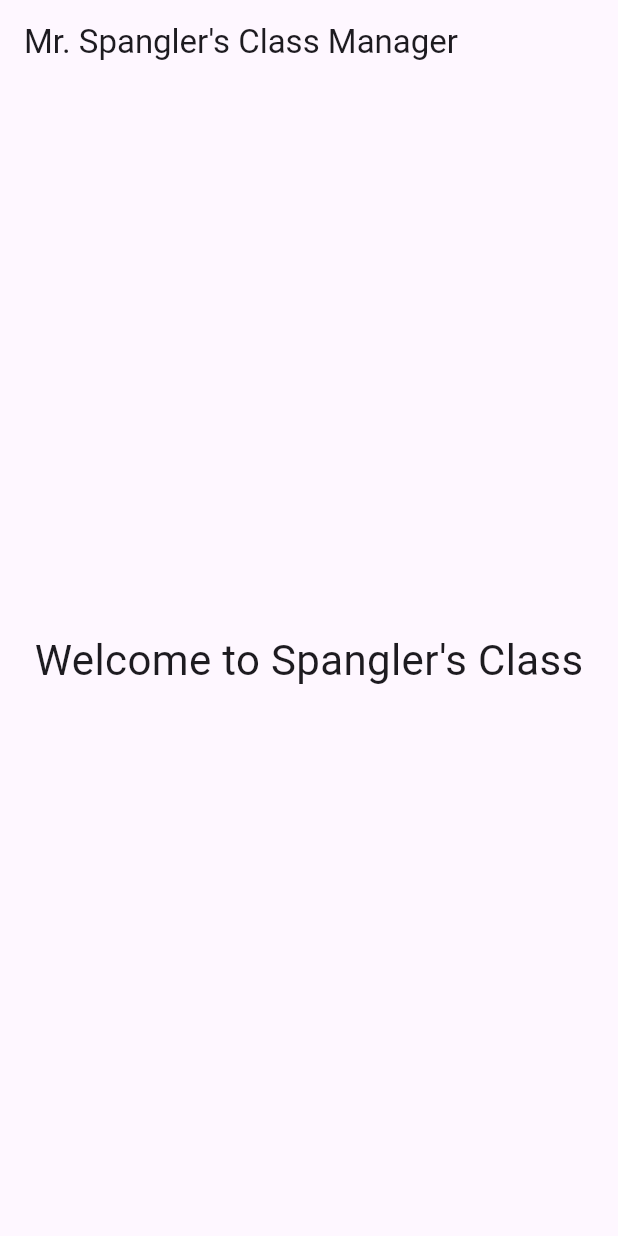
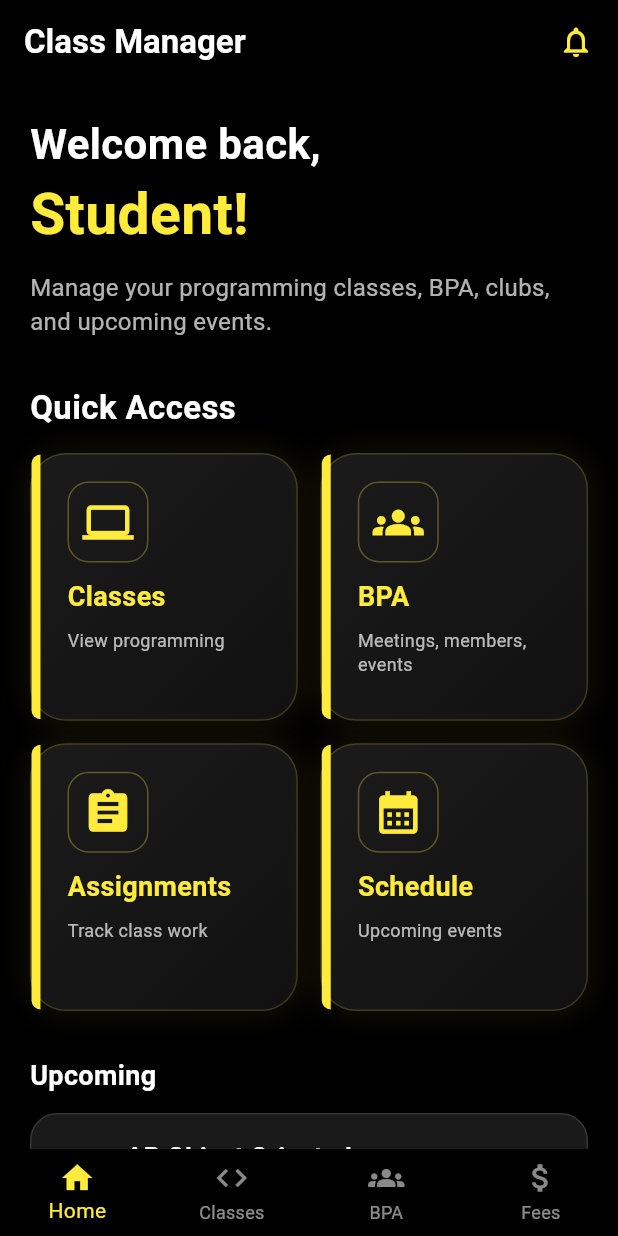
Before and after one commit to XanderF1034/Spangler-Class-Manager, a Flutter app: the screen it shows after launch, on a phone screen of 412 x 824 dp. Run offline on Flutter 3.47's test engine with Material 3 defaults, Android fonts, the phone set to English and light mode, and no system bars.

Commit message:
Updated homepage and classes page

```diff
--- a/lib/main.dart
+++ b/lib/main.dart
@@ -1,5 +1,5 @@
 import 'package:flutter/material.dart';
-import 'pages/home_page.dart';
+import 'pages/student_home_page.dart';
 
 void main() {
   runApp(const MyApp());
@@ -12,8 +12,7 @@
   Widget build(BuildContext context) {
     return MaterialApp(
       debugShowCheckedModeBanner: false,
-
-      home: const HomePage(),
+      home: const StudentHomePage(),
     );
   }
 }
--- a/lib/pages/home_page.dart
+++ /dev/null
@@ -1,23 +0,0 @@
-import 'package:flutter/material.dart';
-
-class HomePage extends StatelessWidget {
-  const HomePage({super.key});
-
-  @override
-  Widget build(BuildContext context) {
-    return Scaffold(
-      appBar: AppBar(
-        title: const Text("Mr. Spangler's Class Manager"),
-      ),
-
-      body: const Center(
-        child: Text(
-          "Welcome to Spangler's Class",
-          style: TextStyle(
-            fontSize: 28,
-          ),
-        ),
-      ),
-    );
-  }
-}
--- /dev/null
+++ b/lib/pages/student_home_page.dart
@@ -0,0 +1,306 @@
+import 'package:flutter/material.dart';
+import 'package:spangler_class_practice/widgets/home_card.dart';
+import 'bpa_page.dart';
+import 'classes_page.dart';
+
+class StudentHomePage extends StatelessWidget {
+  const StudentHomePage({super.key});
+
+  @override
+  Widget build(BuildContext context) {
+    return Scaffold(
+      backgroundColor: Colors.black,
+
+      appBar: AppBar(
+        backgroundColor: Colors.black,
+        foregroundColor: Colors.yellow,
+        title: const Text(
+          "Class Manager",
+          style: TextStyle(color: Colors.white, fontWeight: FontWeight.bold),
+        ),
+        actions: const [Icon(Icons.notifications_none), SizedBox(width: 16)],
+      ),
+
+      body: SingleChildScrollView(
+        padding: const EdgeInsets.all(20),
+        child: Column(
+          crossAxisAlignment: CrossAxisAlignment.start,
+          children: const [
+            Text(
+              "Welcome back,",
+              style: TextStyle(
+                color: Colors.white,
+                fontSize: 28,
+                fontWeight: FontWeight.bold,
+              ),
+            ),
+
+            Text(
+              "Student!",
+              style: TextStyle(
+                color: Colors.yellow,
+                fontSize: 38,
+                fontWeight: FontWeight.bold,
+              ),
+            ),
+
+            SizedBox(height: 10),
+
+            Text(
+              "Manage your programming classes, BPA, clubs, and upcoming events.",
+              style: TextStyle(color: Colors.white70, fontSize: 16),
+            ),
+
+            SizedBox(height: 30),
+
+            Text(
+              "Quick Access",
+              style: TextStyle(
+                color: Colors.white,
+                fontSize: 22,
+                fontWeight: FontWeight.bold,
+              ),
+            ),
+
+            SizedBox(height: 15),
+
+            GridCards(),
+
+            SizedBox(height: 30),
+
+            SectionTitle(title: "Upcoming"),
+
+            SizedBox(height: 12),
+
+            EventCard(
+              title: "AP Object Oriented Programming",
+              time: "Today • 9:30 AM",
+              tag: "Class",
+              icon: Icons.code,
+            ),
+
+            EventCard(
+              title: "BPA Officer Meeting",
+              time: "Tomorrow • 3:15 PM",
+              tag: "BPA",
+              icon: Icons.groups,
+            ),
+
+            SizedBox(height: 25),
+
+            SectionTitle(title: "Announcements"),
+
+            SizedBox(height: 12),
+
+            AnnouncementCard(),
+          ],
+        ),
+      ),
+
+      bottomNavigationBar: BottomNavigationBar(
+        backgroundColor: Colors.black,
+        selectedItemColor: Colors.yellow,
+        unselectedItemColor: Colors.white54,
+        type: BottomNavigationBarType.fixed,
+        items: const [
+          BottomNavigationBarItem(icon: Icon(Icons.home), label: "Home"),
+          BottomNavigationBarItem(icon: Icon(Icons.code), label: "Classes"),
+          BottomNavigationBarItem(icon: Icon(Icons.groups), label: "BPA"),
+          BottomNavigationBarItem(
+            icon: Icon(Icons.attach_money),
+            label: "Fees",
+          ),
+        ],
+      ),
+    );
+  }
+}
+
+class GridCards extends StatelessWidget {
+  const GridCards({super.key});
+
+  @override
+  Widget build(BuildContext context) {
+    return GridView.count(
+      crossAxisCount: 2,
+      shrinkWrap: true,
+      physics: const NeverScrollableScrollPhysics(),
+      crossAxisSpacing: 15,
+      mainAxisSpacing: 15,
+      childAspectRatio: 1.0,
+      children: [
+        HomeCard(
+          title: "Classes",
+          subtitle: "View programming",
+          icon: Icons.computer,
+          onTap: () {
+            Navigator.push(
+              context,
+              MaterialPageRoute(builder: (context) => const ClassesPage()),
+            );
+          },
+        ),
+        HomeCard(
+          title: "BPA",
+          subtitle: "Meetings, members, events",
+          icon: Icons.groups,
+          onTap: () {
+            Navigator.push(
+              context,
+              MaterialPageRoute(builder: (context) => const BPAPage()),
+            );
+          },
+        ),
+        HomeCard(
+          title: "Assignments",
+          subtitle: "Track class work",
+          icon: Icons.assignment,
+          onTap: () {},
+        ),
+        HomeCard(
+          title: "Schedule",
+          subtitle: "Upcoming events",
+          icon: Icons.calendar_month,
+          onTap: () {},
+        ),
+      ],
+    );
+  }
+}
+
+class SectionTitle extends StatelessWidget {
+  final String title;
+
+  const SectionTitle({super.key, required this.title});
+
+  @override
+  Widget build(BuildContext context) {
+    return Text(
+      title,
+      style: const TextStyle(
+        color: Colors.white,
+        fontSize: 18,
+        fontWeight: FontWeight.bold,
+      ),
+    );
+  }
+}
+
+class EventCard extends StatelessWidget {
+  final String title;
+  final String time;
+  final String tag;
+  final IconData icon;
+
+  const EventCard({
+    super.key,
+    required this.title,
+    required this.time,
+    required this.tag,
+    required this.icon,
+  });
+
+  @override
+  Widget build(BuildContext context) {
+    return Container(
+      margin: const EdgeInsets.only(bottom: 12),
+      padding: const EdgeInsets.all(16),
+      decoration: BoxDecoration(
+        color: const Color(0xFF1A1A1A),
+        borderRadius: BorderRadius.circular(18),
+        border: Border.all(color: Colors.white12),
+      ),
+      child: Row(
+        children: [
+          Icon(icon, color: Colors.yellow, size: 32),
+
+          const SizedBox(width: 15),
+
+          Expanded(
+            child: Column(
+              crossAxisAlignment: CrossAxisAlignment.start,
+              children: [
+                Text(
+                  title,
+                  style: const TextStyle(
+                    color: Colors.white,
+                    fontSize: 17,
+                    fontWeight: FontWeight.bold,
+                  ),
+                ),
+
+                const SizedBox(height: 5),
+
+                Text(
+                  time,
+                  style: const TextStyle(color: Colors.white60, fontSize: 12),
+                ),
+              ],
+            ),
+          ),
+
+          Container(
+            padding: const EdgeInsets.symmetric(horizontal: 12, vertical: 6),
+            decoration: BoxDecoration(
+              border: Border.all(color: Colors.yellow),
+              borderRadius: BorderRadius.circular(20),
+            ),
+            child: Text(
+              tag,
+              style: const TextStyle(
+                color: Colors.yellow,
+                fontWeight: FontWeight.bold,
+              ),
+            ),
+          ),
+        ],
+      ),
+    );
+  }
+}
+
+class AnnouncementCard extends StatelessWidget {
+  const AnnouncementCard({super.key});
+
+  @override
+  Widget build(BuildContext context) {
+    return Container(
+      padding: const EdgeInsets.all(18),
+      decoration: BoxDecoration(
+        color: const Color(0xFF1A1A1A),
+        borderRadius: BorderRadius.circular(18),
+        border: Border.all(color: Colors.white12),
+      ),
+      child: const Row(
+        children: [
+          Icon(Icons.campaign, color: Colors.yellow, size: 34),
+
+          SizedBox(width: 15),
+
+          Expanded(
+            child: Column(
+              crossAxisAlignment: CrossAxisAlignment.start,
+              children: [
+                Text(
+                  "BPA Registration Open!",
+                  style: TextStyle(
+                    color: Colors.yellow,
+                    fontSize: 17,
+                    fontWeight: FontWeight.bold,
+                  ),
+                ),
+
+                SizedBox(height: 5),
+
+                Text(
+                  "Register by Friday to participate in upcoming BPA events.",
+                  style: TextStyle(color: Colors.white70, fontSize: 14),
+                ),
+              ],
+            ),
+          ),
+        ],
+      ),
+    );
+  }
+}
--- /dev/null
+++ b/lib/widgets/home_card.dart
@@ -0,0 +1,104 @@
+import 'package:flutter/material.dart';
+
+class HomeCard extends StatelessWidget {
+  final String title;
+  final String subtitle;
+  final IconData icon;
+  final VoidCallback onTap;
+
+  const HomeCard({
+    super.key,
+    required this.title,
+    required this.subtitle,
+    required this.icon,
+    required this.onTap,
+  });
+
+  @override
+  Widget build(BuildContext context) {
+    return GestureDetector(
+    onTap: onTap,
+    child: Container(
+      decoration: BoxDecoration(
+        borderRadius: BorderRadius.circular(24),
+        gradient: const LinearGradient(
+          begin: Alignment.topLeft,
+          end: Alignment.bottomRight,
+          colors: [Color(0xFF1B1B1B), Color(0xFF111111)],
+        ),
+
+        boxShadow: [
+          BoxShadow(
+            color: Colors.yellow.withValues(alpha: 0.08),
+            blurRadius: 18,
+            spreadRadius: 1,
+          ),
+        ],
+
+        border: Border.all(color: Colors.yellow.withValues(alpha: 0.18)),
+      ),
+
+      child: Row(
+        children: [
+          Container(
+            width: 6,
+            decoration: BoxDecoration(
+              color: Colors.yellow,
+              borderRadius: BorderRadius.only(
+                topLeft: Radius.circular(24),
+                bottomLeft: Radius.circular(24),
+              ),
+            ),
+          ),
+
+          Expanded(
+            child: Padding(
+              padding: const EdgeInsets.all(18),
+              child: Column(
+                crossAxisAlignment: CrossAxisAlignment.start,
+                children: [
+                  Container(
+                    padding: const EdgeInsets.all(9),
+                    decoration: BoxDecoration(
+                      border: Border.all(
+                        color: Colors.yellow.withValues(alpha: 0.3),
+                      ),
+                      borderRadius: BorderRadius.circular(14),
+                    ),
+
+                    child: Icon(icon, color: Colors.yellow, size: 34),
+                  ),
+
+                  const SizedBox(height: 10),
+
+                  Text(
+                    title,
+                    style: const TextStyle(
+                      color: Colors.yellow,
+                      fontSize: 18,
+                      fontWeight: FontWeight.bold,
+                    ),
+                  ),
+
+                  const SizedBox(height: 8),
+
+                  Text(
+                    subtitle,
+                    maxLines: 2,
+                    overflow: TextOverflow.ellipsis,
+                    style: const TextStyle(
+                      color: Colors.white70,
+                      fontSize: 12,
+                      height: 1.3,
+                    ),
+                  ),
+                ],
+              ),
+            ),
+          ),
+        ],
+      ),
+    ),
+    );
+  }
+}
```
Also changed, not shown: lib/pages/bpa_page.dart (added, +69 -0 lines), lib/pages/classes_page.dart (+80 -0 lines).
